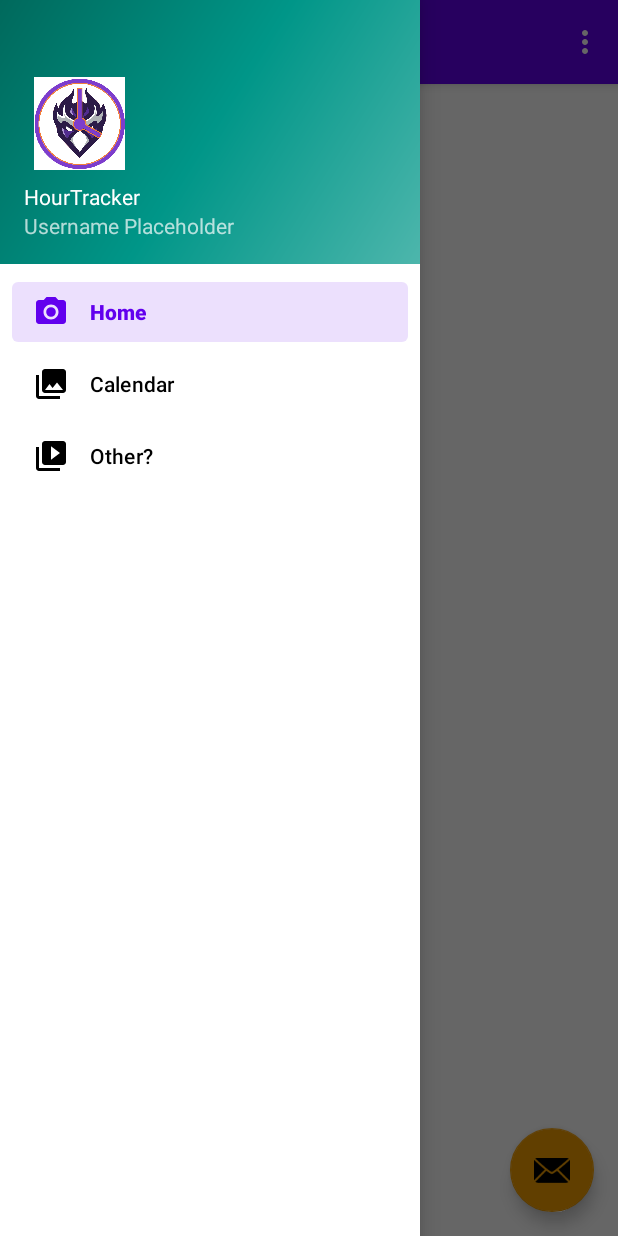
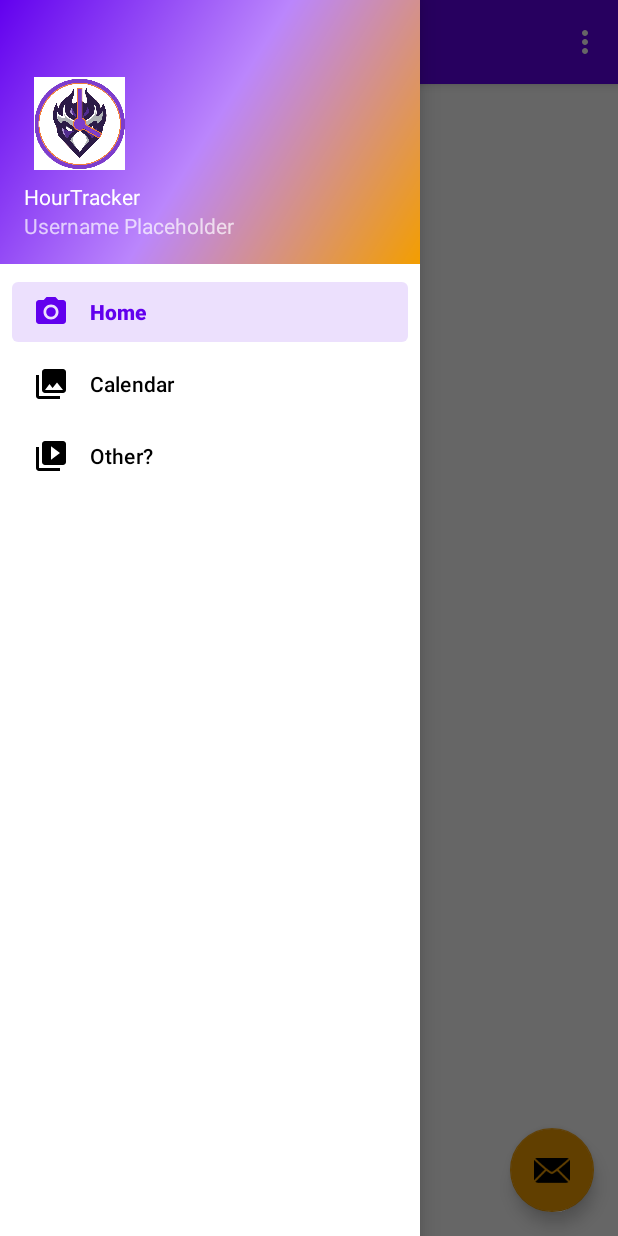
Before and after one commit to thompsonb908/HourTracker, an Android app: the screen it shows after launch (NavActivity), with the side drawer open, on a phone screen of 412 x 824 dp. Run offline under Robolectric (Android 15) with nearby library versions, the phone set to English and light mode, and no system bars; our stand-ins replace navigation-ui.

Commit message:
Update side_nav_bar.xml

```diff
--- a/app/src/main/res/drawable/side_nav_bar.xml
+++ b/app/src/main/res/drawable/side_nav_bar.xml
@@ -2,8 +2,8 @@
     android:shape="rectangle">
     <gradient
         android:angle="135"
-        android:centerColor="#009688"
-        android:endColor="#00695C"
-        android:startColor="#4DB6AC"
+        android:centerColor="#FFBB86FC"
+        android:endColor="#FF6200EE"
+        android:startColor="#F39E00"
         android:type="linear" />
 </shape>
```
